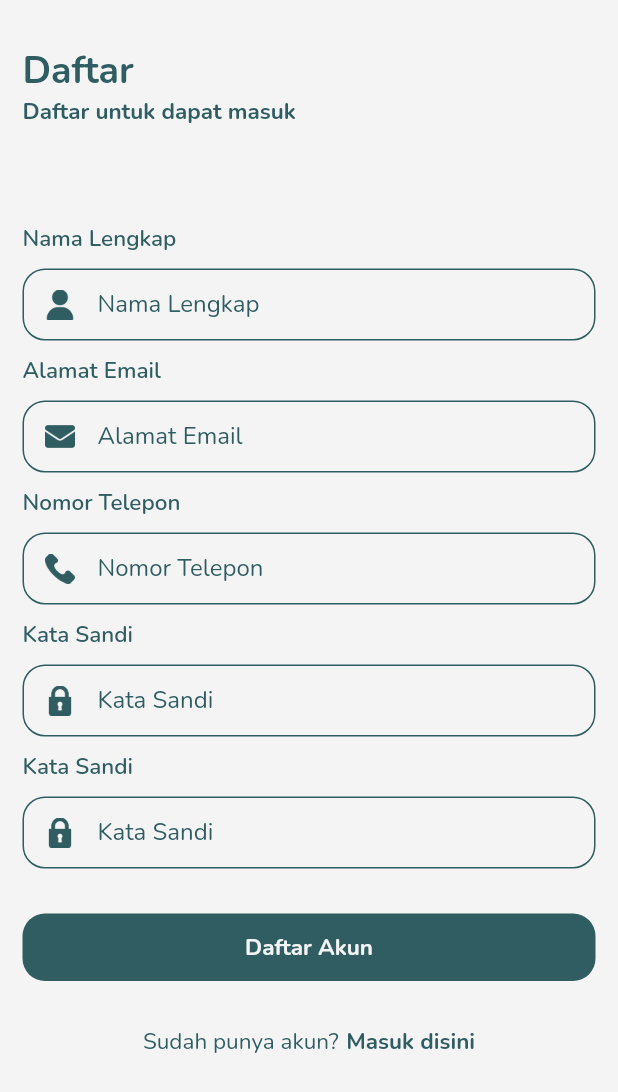
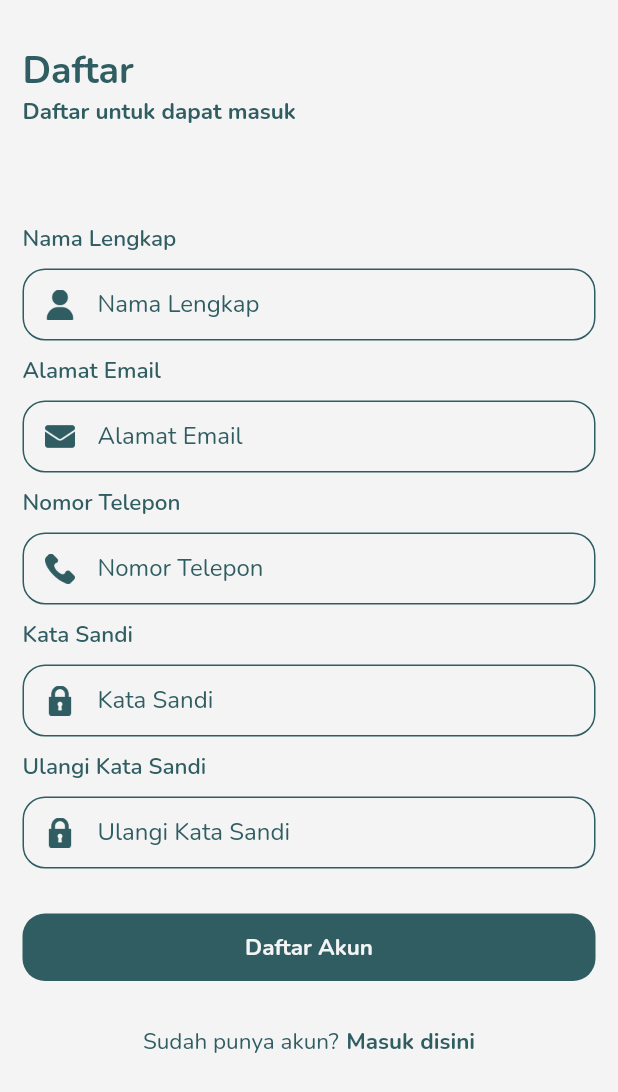
Before and after one commit to zaidtqy/healthy, a Flutter app: the SignUpPage screen opened by its route, on a phone screen of 412 x 824 dp. Shown: the top 1092 px of the screen. Run offline on Flutter 3.47's test engine with Material 2 defaults, Android fonts, the phone set to English and light mode, and no system bars; our stand-ins replace badges, cloud_firestore, cool_alert, firebase_auth, firebase_core, fluttertoast and 2 more; accounts and stored records are empty.

Commit message:
Change Sign Up Confirm Password

```diff
--- a/lib/pages/sign_up_page.dart
+++ b/lib/pages/sign_up_page.dart
@@ -329,7 +329,7 @@ class _SignUpPageState extends State<SignUpPage> {
         crossAxisAlignment: CrossAxisAlignment.start,
         children: [
           Text(
-            'Kata Sandi',
+            'Ulangi Kata Sandi',
             style: primaryTextStyle.copyWith(
               fontSize: 15,
               fontWeight: semibold,
@@ -374,7 +374,7 @@ class _SignUpPageState extends State<SignUpPage> {
                 borderSide: const BorderSide(),
                 borderRadius: BorderRadius.circular(15),
               ),
-              hintText: 'Kata Sandi',
+              hintText: 'Ulangi Kata Sandi',
               hintStyle: primaryTextStyle,
               counterText: "",
             ),
```
